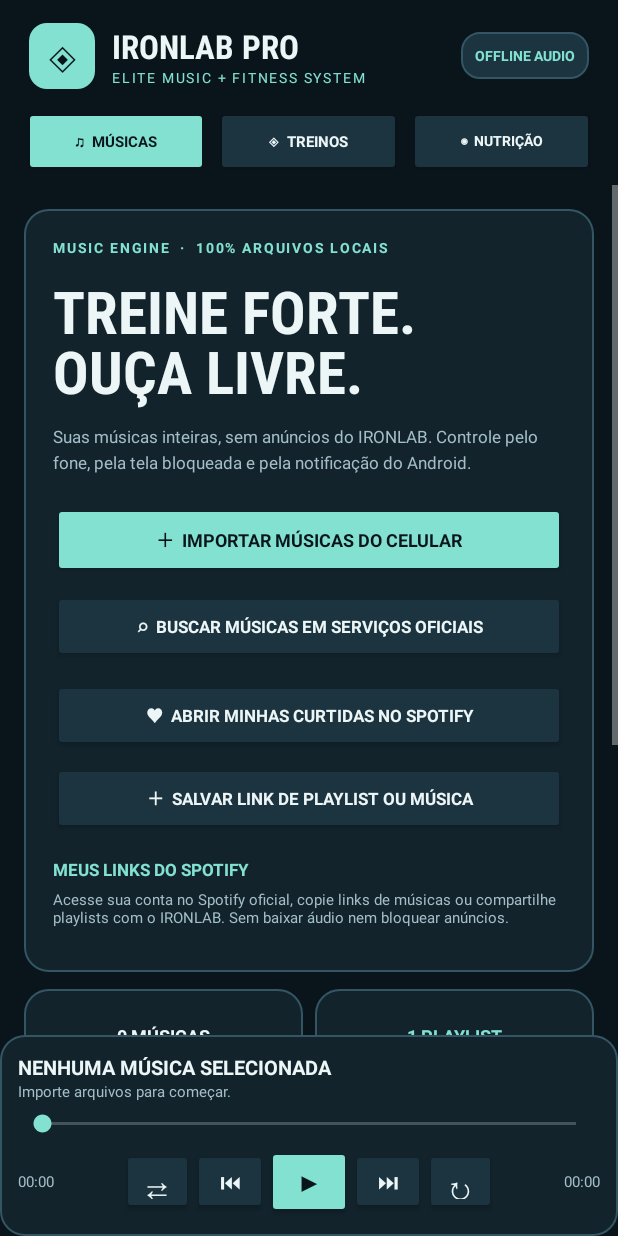
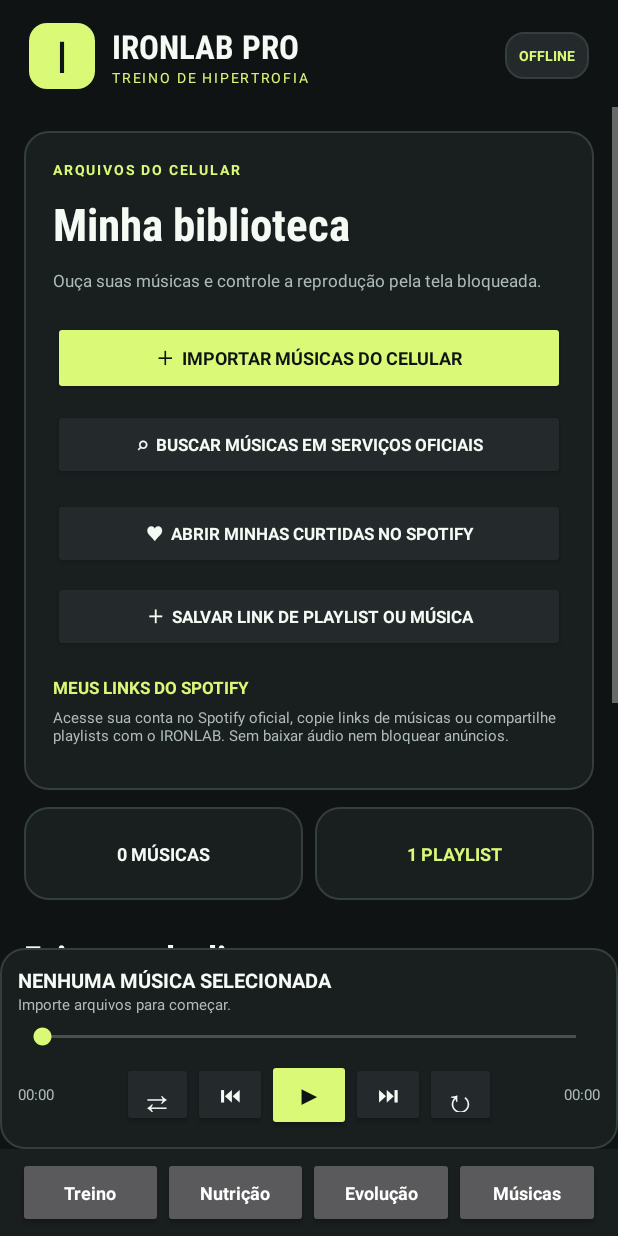
Before and after one commit to canalescanorff6-source/ironlab-pro-android, an Android app: the layout activity_main.xml on its own in the app's theme, with its tools: preview values and no code run, on a phone screen of 412 x 824 dp. Run offline under Robolectric (Android 15) with nearby library versions, the phone set to English and light mode, and no system bars.

Commit message:
Redesign IRONLAB Android navigation for four-day training (1.5.0)

```diff
--- a/app/build.gradle.kts
+++ b/app/build.gradle.kts
@@ -10,8 +10,8 @@ android {
         applicationId = "com.ironlab.pro"
         minSdk = 26
         targetSdk = 35
-        versionCode = 6
-        versionName = "1.4.1"
+        versionCode = 7
+        versionName = "1.5.0"
     }
 
     // Optional, stable release signing: provide all four environment variables
--- a/app/src/main/res/layout/activity_main.xml
+++ b/app/src/main/res/layout/activity_main.xml
@@ -15,7 +15,7 @@
         android:paddingTop="15dp" android:paddingBottom="12dp"
         android:orientation="horizontal">
         <TextView android:layout_width="44dp" android:layout_height="44dp"
-            android:gravity="center" android:text="◈" android:textSize="29sp"
+            android:gravity="center" android:text="I" android:textSize="29sp"
             android:textColor="@color/ink" android:background="@drawable/bg_button"/>
         <LinearLayout android:layout_width="0dp" android:layout_height="wrap_content"
             android:layout_weight="1" android:layout_marginStart="11dp" android:orientation="vertical">
@@ -23,34 +23,19 @@
                 android:text="IRONLAB PRO" android:textColor="@color/white"
                 android:textStyle="bold" android:textSize="22sp" android:fontFamily="sans-serif-condensed"/>
             <TextView android:layout_width="wrap_content" android:layout_height="wrap_content"
-                android:text="ELITE MUSIC + FITNESS SYSTEM" android:textColor="@color/mint"
+                android:text="TREINO DE HIPERTROFIA" android:textColor="@color/mint"
                 android:textSize="9sp" android:letterSpacing="0.13"/>
         </LinearLayout>
         <Button android:id="@+id/refreshSiteBtn"
-            android:layout_width="40dp" android:layout_height="40dp"
+            android:layout_width="48dp" android:layout_height="48dp"
             android:layout_marginEnd="5dp"
             android:text="↻" android:textSize="22sp" android:textStyle="bold"
             android:contentDescription="Atualizar treinos e nutrição"
             android:backgroundTint="@color/surface_alt" android:textColor="@color/mint"
             android:visibility="gone"/>
         <TextView android:id="@+id/headerBadge" android:layout_width="wrap_content" android:layout_height="wrap_content"
-            android:text="OFFLINE AUDIO" android:textSize="9sp" android:textStyle="bold"
+            android:text="OFFLINE" android:textSize="9sp" android:textStyle="bold"
             android:padding="9dp" android:background="@drawable/bg_outline" android:textColor="@color/mint"/>
-    </LinearLayout>
-
-    <LinearLayout android:layout_width="match_parent" android:layout_height="52dp"
-        android:paddingStart="16dp" android:paddingEnd="16dp" android:paddingBottom="6dp" android:orientation="horizontal">
-        <Button android:id="@+id/musicTab" android:layout_width="0dp" android:layout_height="match_parent"
-            android:layout_weight="1" android:text="♫  MÚSICAS" android:textSize="10sp"
-            android:textAllCaps="false" android:textStyle="bold" android:backgroundTint="@color/mint" android:textColor="@color/ink"/>
-        <Button android:id="@+id/trainingTab" android:layout_width="0dp" android:layout_height="match_parent"
-            android:layout_weight="1" android:layout_marginStart="5dp" android:text="◈  TREINOS"
-            android:textSize="10sp" android:textAllCaps="false" android:textStyle="bold"
-            android:backgroundTint="@color/surface_alt" android:textColor="@color/white"/>
-        <Button android:id="@+id/nutritionTab" android:layout_width="0dp" android:layout_height="match_parent"
-            android:layout_weight="1" android:layout_marginStart="5dp" android:text="◉  NUTRIÇÃO"
-            android:textSize="9sp" android:textAllCaps="false" android:textStyle="bold"
-            android:backgroundTint="@color/surface_alt" android:textColor="@color/white"/>
     </LinearLayout>
 
     <ScrollView android:id="@+id/musicPage" android:layout_width="match_parent"
@@ -60,14 +45,14 @@
             <LinearLayout android:layout_width="match_parent" android:layout_height="wrap_content"
                 android:padding="19dp" android:background="@drawable/bg_card" android:orientation="vertical">
                 <TextView android:layout_width="wrap_content" android:layout_height="wrap_content"
-                    android:text="MUSIC ENGINE  ·  100% ARQUIVOS LOCAIS" android:textSize="9sp"
+                    android:text="ARQUIVOS DO CELULAR" android:textSize="9sp"
                     android:textStyle="bold" android:letterSpacing="0.13" android:textColor="@color/mint"/>
                 <TextView android:layout_width="wrap_content" android:layout_height="wrap_content"
-                    android:text="TREINE FORTE.\nOUÇA LIVRE." android:layout_marginTop="9dp"
-                    android:textSize="39sp" android:lineSpacingExtra="-6dp" android:fontFamily="sans-serif-condensed"
+                    android:text="Minha biblioteca" android:layout_marginTop="9dp"
+                    android:textSize="30sp" android:fontFamily="sans-serif-condensed"
                     android:textStyle="bold" android:textColor="@color/white"/>
                 <TextView android:layout_width="wrap_content" android:layout_height="wrap_content"
-                    android:text="Suas músicas inteiras, sem anúncios do IRONLAB. Controle pelo fone, pela tela bloqueada e pela notificação do Android."
+                    android:text="Ouça suas músicas e controle a reprodução pela tela bloqueada."
                     android:textSize="11sp" android:layout_marginTop="10dp" android:lineSpacingExtra="4dp"
                     android:textColor="@color/muted"/>
                 <Button android:id="@+id/importBtn" android:layout_width="match_parent" android:layout_height="49dp"
@@ -113,7 +98,7 @@
             </LinearLayout>
 
             <TextView android:layout_width="match_parent" android:layout_height="wrap_content"
-                android:layout_marginTop="22dp" android:text="SUA BIBLIOTECA" android:textStyle="bold"
+                android:layout_marginTop="22dp" android:text="Faixas e playlists" android:textStyle="bold"
                 android:fontFamily="sans-serif-condensed" android:textSize="24sp" android:textColor="@color/white"/>
             <EditText android:id="@+id/searchInput" android:layout_width="match_parent" android:layout_height="50dp"
                 android:layout_marginTop="8dp" android:background="@drawable/bg_card" android:padding="13dp"
@@ -173,4 +158,18 @@
                 android:text="00:00" android:textSize="10sp" android:textColor="@color/muted"/>
         </LinearLayout>
     </LinearLayout>
+
+    <LinearLayout
+        android:layout_width="match_parent" android:layout_height="58dp"
+        android:background="@color/surface"
+        android:paddingStart="12dp" android:paddingEnd="12dp"
+        android:paddingTop="5dp" android:paddingBottom="5dp"
+        android:orientation="horizontal">
+        <Button android:id="@+id/trainingTab" style="@style/IronlabTab"
+            android:text="Treino" android:contentDescription="Início e treinos"/>
+        <Button android:id="@+id/nutritionTab" style="@style/IronlabTab" android:text="Nutrição"/>
+        <Button android:id="@+id/progressTab" style="@style/IronlabTab" android:text="Evolução"/>
+        <Button android:id="@+id/musicTab" style="@style/IronlabTab" android:text="Músicas"/>
+    </LinearLayout>
+
 </LinearLayout>
--- a/app/src/main/res/values/colors.xml
+++ b/app/src/main/res/values/colors.xml
@@ -1,10 +1,10 @@
 <?xml version="1.0" encoding="utf-8"?>
 <resources>
-    <color name="ink">#0A141B</color>
-    <color name="surface">#12232C</color>
-    <color name="surface_alt">#1C343F</color>
-    <color name="line">#345563</color>
-    <color name="mint">#82E1D0</color>
-    <color name="white">#EDF6F7</color>
-    <color name="muted">#A3BEC7</color>
+    <color name="ink">#101313</color>
+    <color name="surface">#191E1F</color>
+    <color name="surface_alt">#242A2B</color>
+    <color name="line">#343E3A</color>
+    <color name="mint">#D9F977</color>
+    <color name="white">#F5FAF5</color>
+    <color name="muted">#AEBBB7</color>
 </resources>
--- a/app/src/main/res/values/styles.xml
+++ b/app/src/main/res/values/styles.xml
@@ -9,4 +9,15 @@
         <item name="android:colorAccent">@color/mint</item>
         <item name="android:windowBackground">@color/ink</item>
     </style>
+    <style name="IronlabTab" parent="@android:style/Widget.Material.Button">
+        <item name="android:layout_width">0dp</item>
+        <item name="android:layout_height">match_parent</item>
+        <item name="android:layout_weight">1</item>
+        <item name="android:minWidth">0dp</item>
+        <item name="android:paddingStart">2dp</item>
+        <item name="android:paddingEnd">2dp</item>
+        <item name="android:textAllCaps">false</item>
+        <item name="android:textStyle">bold</item>
+        <item name="android:textSize">12sp</item>
+    </style>
 </resources>
```
Also changed, not shown: app/src/main/java/com/ironlab/pro/MainActivity.kt (+25 -23 lines), 2 other files.
